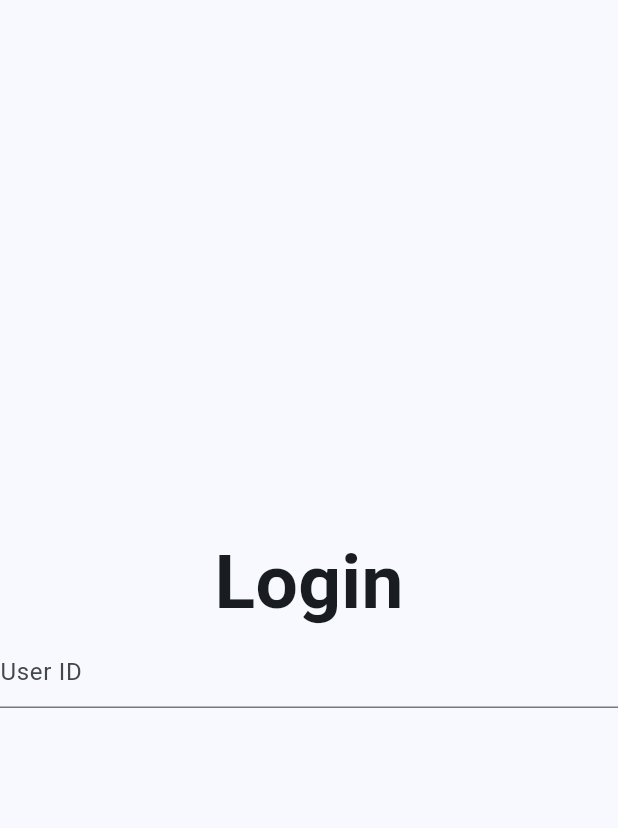
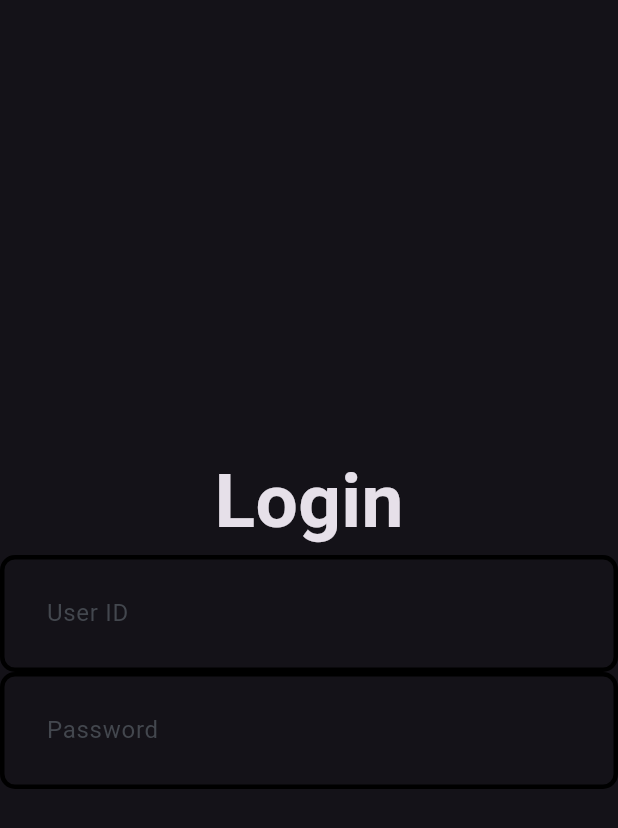
Before and after one commit to SinnedAngel/simply_pos, a Flutter app: the screen it shows after launch, on a phone screen of 412 x 824 dp. Shown: the top 828 px of the screen. Run offline on Flutter 3.47's test engine with Material 3 defaults, Android fonts, the phone set to English and light mode, and no system bars.

Commit message:
little change

```diff
--- a/lib/common/theme/theme.dart
+++ b/lib/common/theme/theme.dart
@@ -1,6 +1,18 @@
-
 import 'package:flutter/material.dart';
+import 'package:simply_pos/common/theme/pallete.dart';
 
 class AppTheme {
-  static final darkThemeMode = ThemeData.dark();
+  static final borderTheme = OutlineInputBorder(
+      borderSide: const BorderSide(width: 3),
+      borderRadius: BorderRadius.circular(10));
+  static final darkThemeMode = ThemeData.dark().copyWith(
+      colorScheme: ColorScheme.fromSeed(
+          seedColor: Colors.blue,
+          surface: AppPallete.backgroundColor,
+          primary: AppPallete.primaryColor,
+          secondary: AppPallete.secondayColor),
+      inputDecorationTheme: InputDecorationTheme(
+          contentPadding: const EdgeInsets.all(27),
+          enabledBorder: borderTheme,
+          focusedBorder: borderTheme));
 }
--- a/lib/login/presenter/login_page.dart
+++ b/lib/login/presenter/login_page.dart
@@ -19,7 +19,8 @@ class _LoginPageState extends State<LoginPage> {
             'Login',
             style: TextStyle(fontSize: 50, fontWeight: FontWeight.bold),
           ),
-          TextInputField(hintText: "User ID")
+          TextInputField(hintText: "User ID"),
+          TextInputField(hintText: "Password")
         ],
       ),
     );
--- a/lib/main.dart
+++ b/lib/main.dart
@@ -1,4 +1,5 @@
 import 'package:flutter/material.dart';
+import 'package:simply_pos/common/theme/theme.dart';
 import 'package:simply_pos/login/presenter/login_page.dart';
 
 void main() {
@@ -13,25 +14,7 @@
   Widget build(BuildContext context) {
     return MaterialApp(
       title: 'Flutter Demo',
-      theme: ThemeData(
-        // This is the theme of your application.
-        //
-        // TRY THIS: Try running your application with "flutter run". You'll see
-        // the application has a purple toolbar. Then, without quitting the app,
-        // try changing the seedColor in the colorScheme below to Colors.green
-        // and then invoke "hot reload" (save your changes or press the "hot
-        // reload" button in a Flutter-supported IDE, or press "r" if you used
-        // the command line to start the app).
-        //
-        // Notice that the counter didn't reset back to zero; the application
-        // state is not lost during the reload. To reset the state, use hot
-        // restart instead.
-        //
-        // This works for code too, not just values: Most code changes can be
-        // tested with just a hot reload.
-        colorScheme: ColorScheme.fromSeed(seedColor: Colors.blue),
-        useMaterial3: true,
-      ),
+      theme: AppTheme.darkThemeMode,
       home: const LoginPage(),
     );
   }
```
